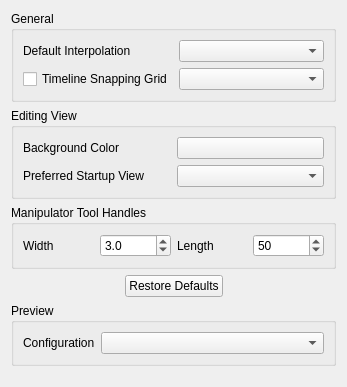
First picture: the form in src/Authoring/Studio/_Win/UI/StudioAppPrefsPage.ui, repository flyhex/qt3dstudio, before the edit.
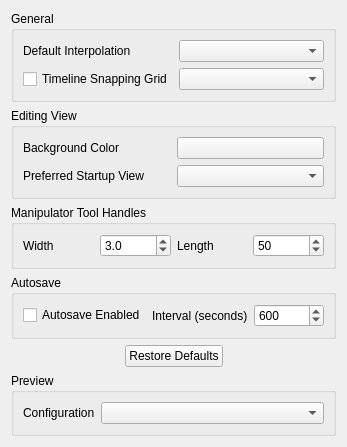
Second picture: the form after the edit.

Commit message:
Add autosave feature
Autosave is enabled by default, and has 10 minute interval. Interval and
enabled state can be changed from the Studio Preferences dialog.

Task-number: QT3DS-998

What changed in the file:
```diff
--- a/src/Authoring/Studio/_Win/UI/StudioAppPrefsPage.ui
+++ b/src/Authoring/Studio/_Win/UI/StudioAppPrefsPage.ui
@@ -148,6 +148,49 @@
      </layout>
     </widget>
    </item>
+   <item>
+    <widget class="QGroupBox" name="groupBoxAutosave">
+     <property name="title">
+      <string>Autosave</string>
+     </property>
+     <layout class="QGridLayout" name="gridLayout_4">
+      <item row="0" column="0">
+       <widget class="QCheckBox" name="autosaveEnabled">
+        <property name="text">
+         <string>Autosave Enabled</string>
+        </property>
+       </widget>
+      </item>
+      <item row="0" column="1">
+       <widget class="QLabel" name="label_7">
+        <property name="text">
+         <string>Interval (seconds)</string>
+        </property>
+       </widget>
+      </item>
+      <item row="0" column="2">
+       <widget class="QSpinBox" name="autosaveInterval">
+        <property name="toolTip">
+         <string>The length of the 3D view
+manipulator tool handles.</string>
+        </property>
+        <property name="minimum">
+         <number>30</number>
+        </property>
+        <property name="maximum">
+         <number>3600</number>
+        </property>
+        <property name="singleStep">
+         <number>30</number>
+        </property>
+        <property name="value">
+         <number>600</number>
+        </property>
+       </widget>
+      </item>
+     </layout>
+    </widget>
+   </item>
    <item>
     <layout class="QHBoxLayout" name="horizontalLayout">
      <item>
```
The commit also changes 5 other files.
